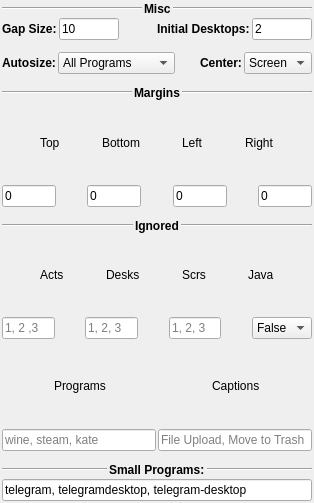
This is contents/ui/config.ui in Jazqa/kwin-quarter-tiling as Qt 5 draws it before an edit. The edited form follows.
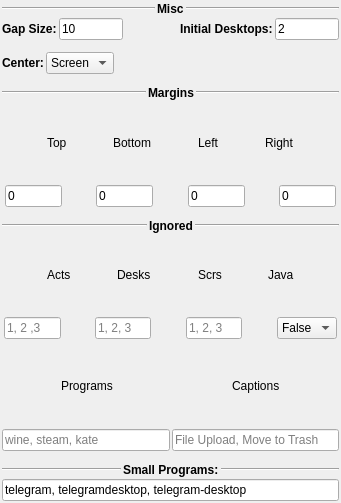
This is the edited form.

Commit message: simplified autosize

```diff
--- a/contents/ui/config.ui
+++ b/contents/ui/config.ui
@@ -6,7 +6,7 @@
    <rect>
     <x>0</x>
     <y>0</y>
-    <width>314</width>
+    <width>341</width>
     <height>503</height>
    </rect>
   </property>
@@ -161,45 +161,6 @@
        <property name="topMargin">
         <number>0</number>
        </property>
-       <item>
-        <widget class="QLabel" name="label_2">
-         <property name="text">
-          <string>&lt;html&gt;&lt;head/&gt;&lt;body&gt;&lt;p&gt;&lt;span style=&quot; font-weight:600;&quot;&gt;Autosize:&lt;/span&gt;&lt;/p&gt;&lt;/body&gt;&lt;/html&gt;</string>
-         </property>
-        </widget>
-       </item>
-       <item>
-        <widget class="QComboBox" name="kcfg_autoSize">
-         <item>
-          <property name="text">
-           <string>All Programs</string>
-          </property>
-         </item>
-         <item>
-          <property name="text">
-           <string>Small Programs</string>
-          </property>
-         </item>
-         <item>
-          <property name="text">
-           <string>Disabled</string>
-          </property>
-         </item>
-        </widget>
-       </item>
-       <item>
-        <spacer name="horizontalSpacer_20">
-         <property name="orientation">
-          <enum>Qt::Horizontal</enum>
-         </property>
-         <property name="sizeHint" stdset="0">
-          <size>
-           <width>40</width>
-           <height>20</height>
-          </size>
-         </property>
-        </spacer>
-       </item>
        <item>
         <widget class="QLabel" name="label_7">
          <property name="text">
@@ -224,6 +185,19 @@
          </item>
         </widget>
        </item>
+       <item>
+        <spacer name="horizontalSpacer_27">
+         <property name="orientation">
+          <enum>Qt::Horizontal</enum>
+         </property>
+         <property name="sizeHint" stdset="0">
+          <size>
+           <width>40</width>
+           <height>20</height>
+          </size>
+         </property>
+        </spacer>
+       </item>
       </layout>
      </item>
      <item>
```
The commit also changes 2 other files.
